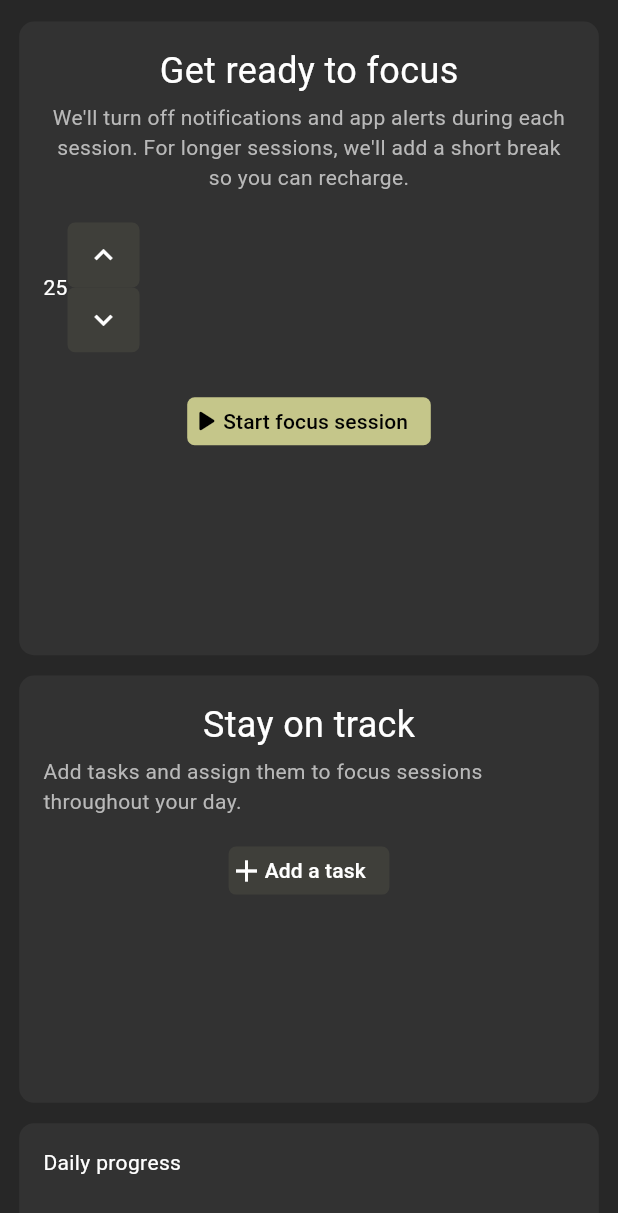
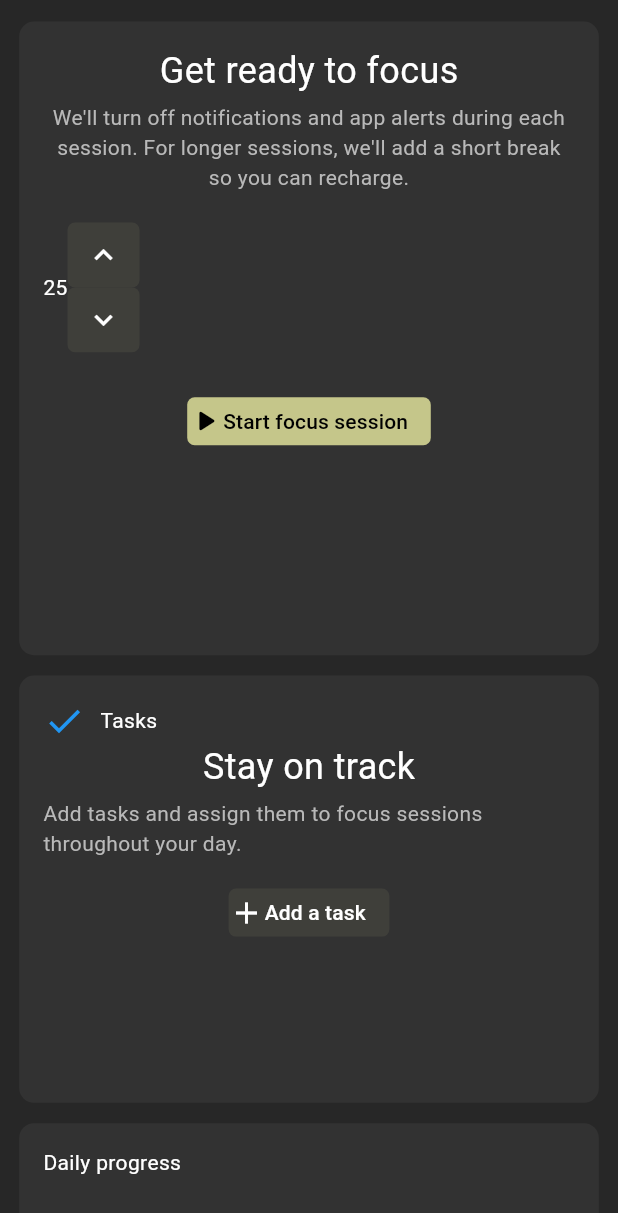
Before and after one commit to LeBern-Matthews/focus_app, a Flutter app: the screen it shows after launch, on a phone screen of 412 x 824 dp. Shown: the top 1213 px of the screen. Run offline on Flutter 3.47's test engine with Material 3 defaults, Android fonts, the phone set to English and light mode, and no system bars; missing offline and left inert: window_size.

Commit message:
Add task header with icon to container
Enhances visual hierarchy by adding a header section with a checkmark icon and 'Tasks' label at the top of the task container. The header uses consistent styling with blue icon and white text for better visual integration.

```diff
--- a/lib/components/right_side_containers_single/task.dart
+++ b/lib/components/right_side_containers_single/task.dart
@@ -14,6 +14,13 @@ class Task extends StatelessWidget {
                 height: 284.8,
                 width: width,
                 childList: [
+                  Align(
+                  alignment: Alignment.topLeft,
+                  child:Row(
+                    children: [Icon(Icons.check, color: Colors.blue,weight: 100,size:28 ,),SizedBox(width: 10,),Text('Tasks',style: TextStyle(color: const Color.fromRGBO(255, 255, 255, 1),fontSize: 14,),
+                  )],
+                  )
+                  ),
                   Text(
                     'Stay on track',
                     style: TextStyle(
```
